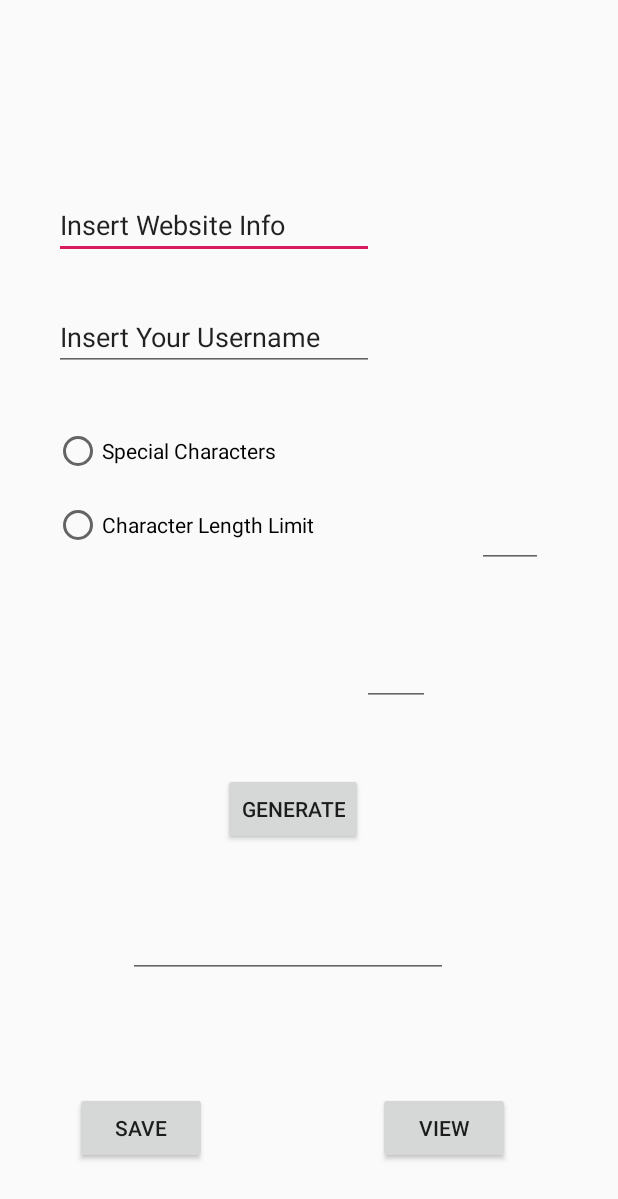
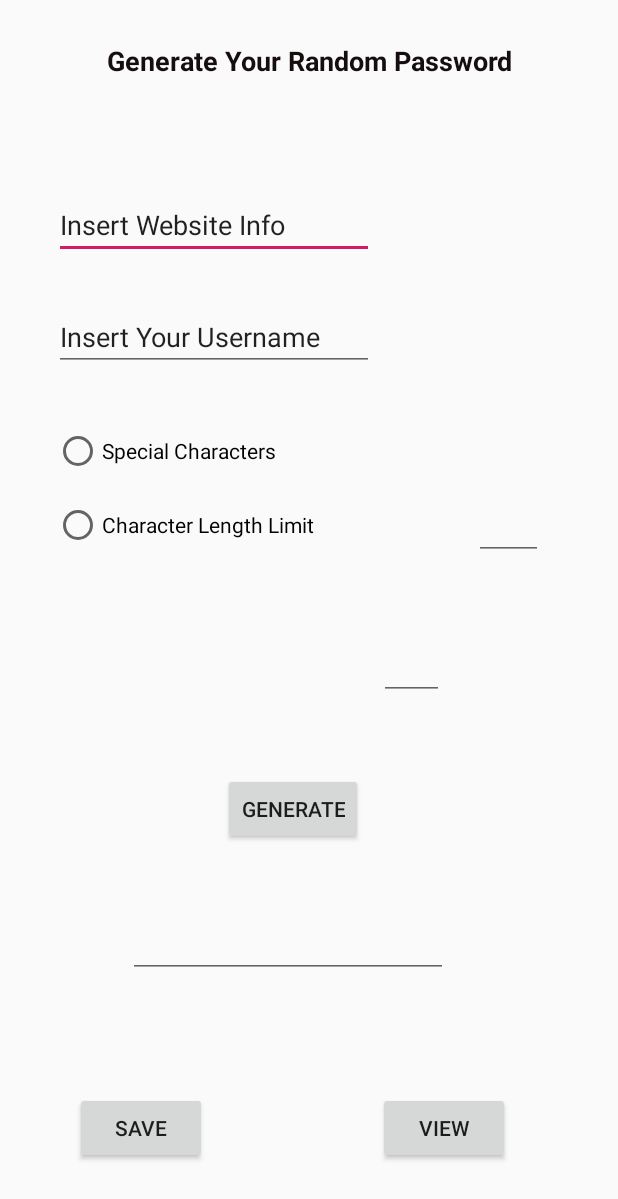
Before and after one commit to grace2330/CS_Final_Project2019, an Android app: the layout first_screen.xml on its own in the app's theme, with its tools: preview values and no code run, on a phone screen of 412 x 824 dp. Shown: the top 1199 px of the screen. Run offline under Robolectric (Android 15) with nearby library versions, the phone set to English and light mode, and no system bars.

Commit message:
first screen UI Design.

```diff
--- a/app/src/main/res/layout/first_screen.xml
+++ b/app/src/main/res/layout/first_screen.xml
@@ -79,11 +79,11 @@
 
     <EditText
         android:id="@+id/lowerNumText"
-        android:layout_width="45dp"
-        android:layout_height="53dp"
-        android:layout_marginEnd="31dp"
-        android:layout_marginRight="31dp"
-        android:layout_marginBottom="136dp"
+        android:layout_width="43dp"
+        android:layout_height="35dp"
+        android:layout_marginEnd="20dp"
+        android:layout_marginRight="20dp"
+        android:layout_marginBottom="140dp"
         android:ems="10"
         android:inputType="number"
         app:layout_constraintBottom_toTopOf="@+id/pwText"
@@ -91,8 +91,8 @@
 
     <EditText
         android:id="@+id/higherNumText"
-        android:layout_width="44dp"
-        android:layout_height="39dp"
+        android:layout_width="46dp"
+        android:layout_height="34dp"
         android:layout_marginTop="339dp"
         android:layout_marginEnd="50dp"
         android:layout_marginRight="50dp"
@@ -123,4 +123,22 @@
         app:layout_constraintBottom_toBottomOf="parent"
         app:layout_constraintEnd_toEndOf="parent" />
 
+    <TextView
+        android:id="@+id/titleText"
+        android:layout_width="wrap_content"
+        android:layout_height="wrap_content"
+        android:layout_marginStart="175dp"
+        android:layout_marginLeft="175dp"
+        android:layout_marginTop="28dp"
+        android:layout_marginEnd="178dp"
+        android:layout_marginRight="178dp"
+        android:text="Generate Your Random Password"
+        android:textColor="#160E0E"
+        android:textSize="18sp"
+        android:textStyle="normal|bold"
+        app:layout_constraintEnd_toEndOf="parent"
+        app:layout_constraintHorizontal_bias="0.493"
+        app:layout_constraintStart_toStartOf="parent"
+        app:layout_constraintTop_toTopOf="parent" />
+
 </androidx.constraintlayout.widget.ConstraintLayout>
```
